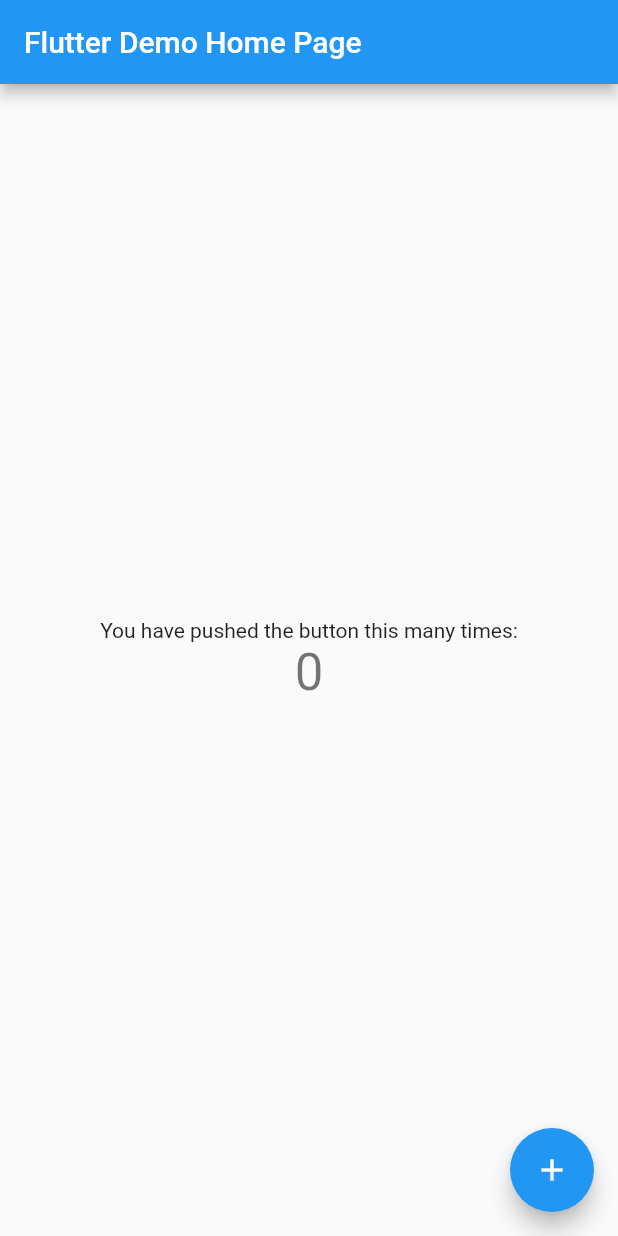
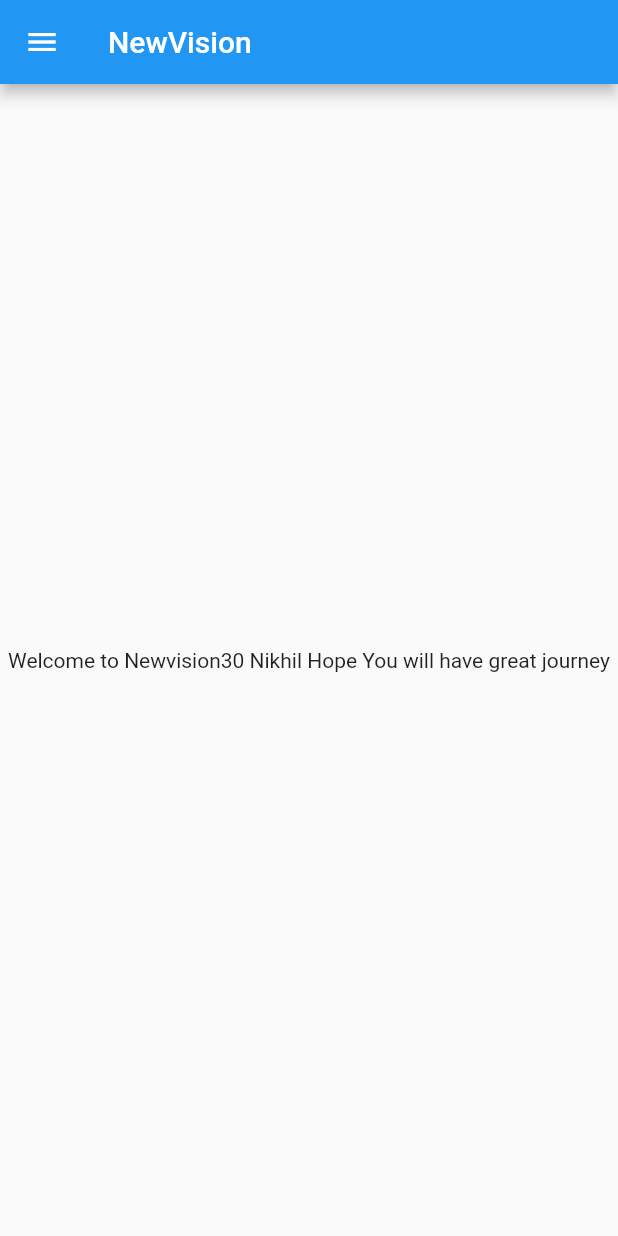
Before and after one commit to NikhilNarayanpure/Newvision30, a Flutter app: the screen it shows after launch, on a phone screen of 412 x 824 dp. Run offline on Flutter 3.47's test engine with Material 2 defaults, Android fonts, the phone set to English and light mode, and no system bars.

Commit message:
Day 2 Completed

```diff
--- /dev/null
+++ b/lib/home_page.dart
@@ -0,0 +1,22 @@
+import 'package:flutter/material.dart';
+
+class Homepage extends StatelessWidget {
+  @override
+  Widget build(BuildContext context) {
+    final int days = 30;
+    final String name = "Nikhil";
+
+    return Scaffold(
+      appBar: AppBar(
+        title: Text("NewVision"),
+      ),
+      body: Center(
+        child: Container(
+          child: Text(
+              "Welcome to Newvision$days $name Hope You will have great journey"),
+        ),
+      ),
+      drawer: Drawer(),
+    );
+  }
+}
--- a/lib/main.dart
+++ b/lib/main.dart
@@ -1,4 +1,5 @@
 import 'package:flutter/material.dart';
+import 'package:new_vision/home_page.dart';
 
 void main() {
   runApp(const MyApp());
@@ -11,105 +12,8 @@ class MyApp extends StatelessWidget {
   @override
   Widget build(BuildContext context) {
     return MaterialApp(
-      title: 'Flutter Demo',
-      theme: ThemeData(
-        // This is the theme of your application.
-        //
-        // Try running your application with "flutter run". You'll see the
-        // application has a blue toolbar. Then, without quitting the app, try
-        // changing the primarySwatch below to Colors.green and then invoke
-        // "hot reload" (press "r" in the console where you ran "flutter run",
-        // or simply save your changes to "hot reload" in a Flutter IDE).
-        // Notice that the counter didn't reset back to zero; the application
-        // is not restarted.
-        primarySwatch: Colors.blue,
-      ),
-      home: const MyHomePage(title: 'Flutter Demo Home Page'),
+
+      home: Homepage(),
     );
   }
 }
-
-class MyHomePage extends StatefulWidget {
-  const MyHomePage({Key? key, required this.title}) : super(key: key);
-
-  // This widget is the home page of your application. It is stateful, meaning
-  // that it has a State object (defined below) that contains fields that affect
-  // how it looks.
-
-  // This class is the configuration for the state. It holds the values (in this
-  // case the title) provided by the parent (in this case the App widget) and
-  // used by the build method of the State. Fields in a Widget subclass are
-  // always marked "final".
-
-  final String title;
-
-  @override
-  State<MyHomePage> createState() => _MyHomePageState();
-}
-
-class _MyHomePageState extends State<MyHomePage> {
-  int _counter = 0;
-
-  void _incrementCounter() {
-    setState(() {
-      // This call to setState tells the Flutter framework that something has
-      // changed in this State, which causes it to rerun the build method below
-      // so that the display can reflect the updated values. If we changed
-      // _counter without calling setState(), then the build method would not be
-      // called again, and so nothing would appear to happen.
-      _counter++;
-    });
-  }
-
-  @override
-  Widget build(BuildContext context) {
-    // This method is rerun every time setState is called, for instance as done
-    // by the _incrementCounter method above.
-    //
-    // The Flutter framework has been optimized to make rerunning build methods
-    // fast, so that you can just rebuild anything that needs updating rather
-    // than having to individually change instances of widgets.
-    return Scaffold(
-      appBar: AppBar(
-        // Here we take the value from the MyHomePage object that was created by
-        // the App.build method, and use it to set our appbar title.
-        title: Text(widget.title),
-      ),
-      body: Center(
-        // Center is a layout widget. It takes a single child and positions it
-        // in the middle of the parent.
-        child: Column(
-          // Column is also a layout widget. It takes a list of children and
-          // arranges them vertically. By default, it sizes itself to fit its
-          // children horizontally, and tries to be as tall as its parent.
-          //
-          // Invoke "debug painting" (press "p" in the console, choose the
-          // "Toggle Debug Paint" action from the Flutter Inspector in Android
-          // Studio, or the "Toggle Debug Paint" command in Visual Studio Code)
-          // to see the wireframe for each widget.
-          //
-          // Column has various properties to control how it sizes itself and
-          // how it positions its children. Here we use mainAxisAlignment to
-          // center the children vertically; the main axis here is the vertical
-          // axis because Columns are vertical (the cross axis would be
-          // horizontal).
-          mainAxisAlignment: MainAxisAlignment.center,
-          children: <Widget>[
-            const Text(
-              'You have pushed the button this many times:',
-            ),
-            Text(
-              '$_counter',
-              style: Theme.of(context).textTheme.headline4,
-            ),
-          ],
-        ),
-      ),
-      floatingActionButton: FloatingActionButton(
-        onPressed: _incrementCounter,
-        tooltip: 'Increment',
-        child: const Icon(Icons.add),
-      ), // This trailing comma makes auto-formatting nicer for build methods.
-    );
-  }
-}
```
